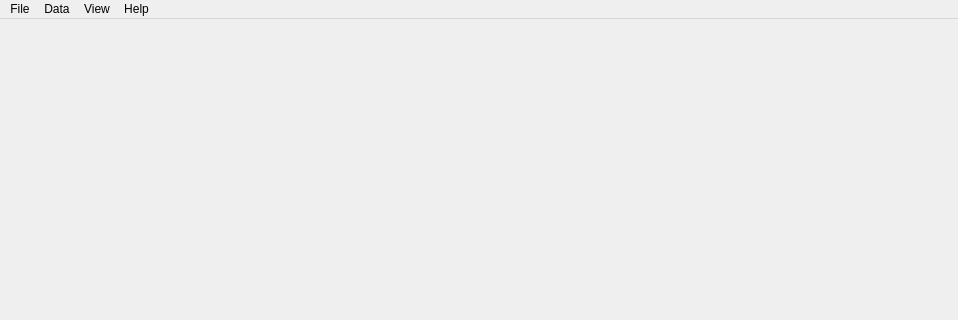
manerotoni/afw, file cat/gui/main.ui: the form before one commit; both pictures show x 0 to 958 and y 0 to 320 of the 958 by 665 pixel window.
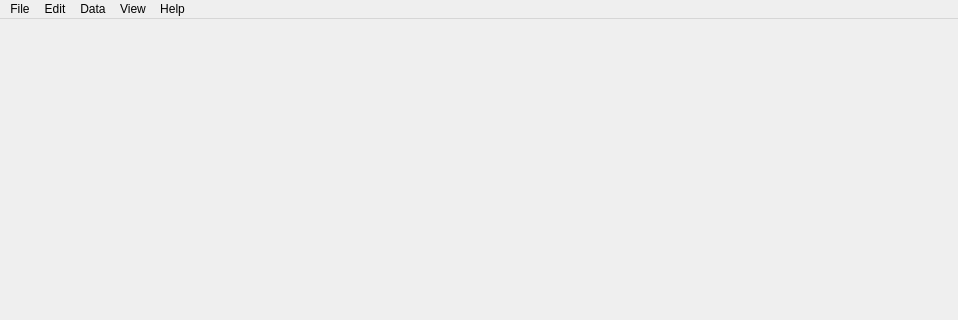
The form after the commit. Icons and pictures are not drawn.

Patch:
```diff
--- a/cat/gui/main.ui
+++ b/cat/gui/main.ui
@@ -60,7 +60,7 @@
      <x>0</x>
      <y>0</y>
      <width>958</width>
-     <height>25</height>
+     <height>22</height>
     </rect>
    </property>
    <widget class="QMenu" name="menuFile">
@@ -92,7 +92,16 @@
     <addaction name="actionAboutAnnotationTool"/>
     <addaction name="actionAboutQt"/>
    </widget>
+   <widget class="QMenu" name="menuEdit">
+    <property name="title">
+     <string>Edit</string>
+    </property>
+    <addaction name="actionRefresh"/>
+    <addaction name="actionSelectAll"/>
+    <addaction name="actionInvertSelection"/>
+   </widget>
    <addaction name="menuFile"/>
+   <addaction name="menuEdit"/>
    <addaction name="menuData"/>
    <addaction name="menuView"/>
    <addaction name="menuHelp"/>
```
Left out of the diff: 24 changed lines with no effect on the pictures.
